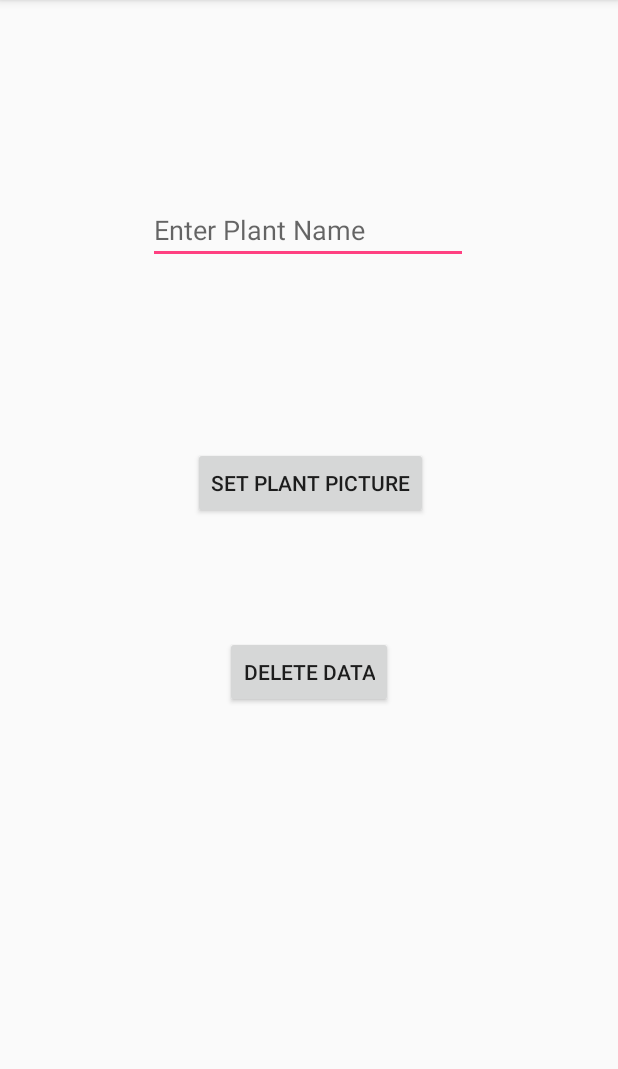
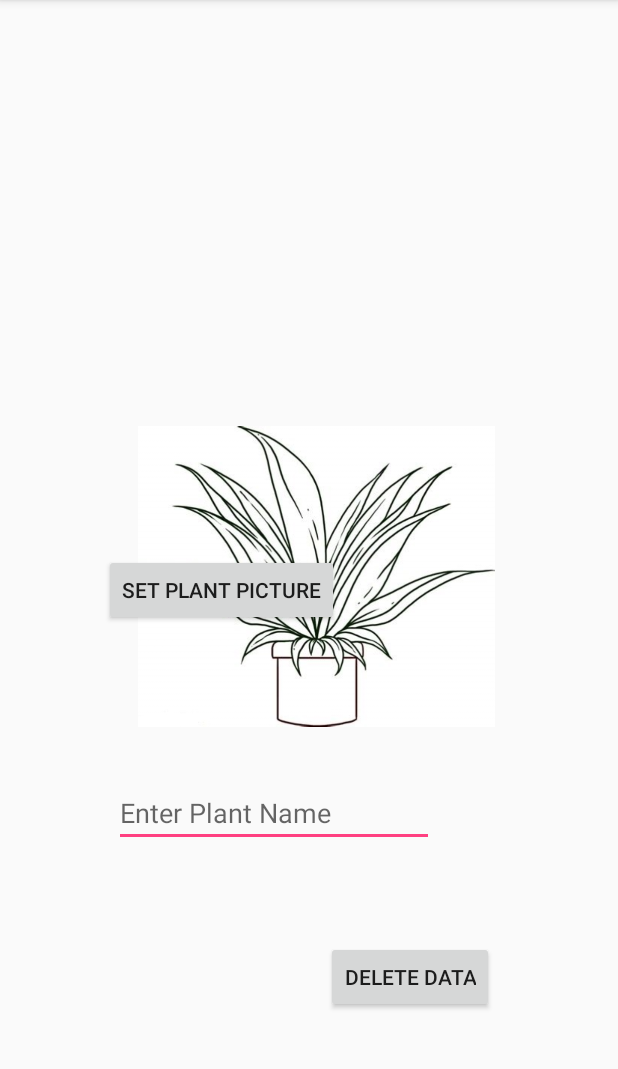
Before and after one commit to MattYu/EasyPlants, an Android app: the sensorOptionActivity screen opened directly, with no data from a screen before it, on a phone screen of 412 x 824 dp, the part 84-1153 px from its top. Run offline under Robolectric (Android 15) with nearby library versions, the phone set to English and light mode, and no system bars.

Commit message:
All new activities exist, but UI not aligned

```diff
--- a/EasyPlantsApp/app/src/main/java/com/example/gamingpc/easyplants/sensorOptionActivity.java
+++ b/EasyPlantsApp/app/src/main/java/com/example/gamingpc/easyplants/sensorOptionActivity.java
@@ -4,6 +4,9 @@ import android.support.v7.app.AppCompatActivity;
 import android.os.Bundle;
 
 public class sensorOptionActivity extends AppCompatActivity {
+
+    // Initialize the UI elements
+
 
     @Override
     protected void onCreate(Bundle savedInstanceState) {
--- a/EasyPlantsApp/app/src/main/res/layout/activity_sensor_option.xml
+++ b/EasyPlantsApp/app/src/main/res/layout/activity_sensor_option.xml
@@ -1,5 +1,5 @@
 <?xml version="1.0" encoding="utf-8"?>
-<android.support.constraint.ConstraintLayout xmlns:android="http://schemas.android.com/apk/res/android"
+<android.widget.RelativeLayout xmlns:android="http://schemas.android.com/apk/res/android"
     xmlns:app="http://schemas.android.com/apk/res-auto"
     xmlns:tools="http://schemas.android.com/tools"
     android:layout_width="match_parent"
@@ -10,49 +10,63 @@
         android:id="@+id/text_changeName"
         android:layout_width="wrap_content"
         android:layout_height="wrap_content"
-        android:layout_marginStart="84dp"
-        android:layout_marginLeft="84dp"
-        android:layout_marginTop="60dp"
-        android:layout_marginEnd="85dp"
-        android:layout_marginRight="85dp"
-        android:layout_marginBottom="25dp"
+        android:layout_alignParentStart="true"
+        android:layout_alignParentLeft="true"
+        android:layout_alignParentBottom="true"
+        android:layout_marginStart="76dp"
+        android:layout_marginLeft="76dp"
+        android:layout_marginBottom="203dp"
         android:ems="10"
         android:hint="Enter Plant Name"
         android:inputType="textPersonName"
         app:layout_constraintBottom_toTopOf="@+id/button_setPicture"
         app:layout_constraintEnd_toEndOf="parent"
-        app:layout_constraintStart_toStartOf="parent"
+        app:layout_constraintStart_toEndOf="@+id/imageView"
         app:layout_constraintTop_toTopOf="parent" />
 
     <Button
         android:id="@+id/button_setPicture"
         android:layout_width="wrap_content"
         android:layout_height="wrap_content"
-        android:layout_marginStart="113dp"
-        android:layout_marginLeft="113dp"
-        android:layout_marginTop="25dp"
-        android:layout_marginEnd="112dp"
-        android:layout_marginRight="112dp"
-        android:layout_marginBottom="351dp"
+        android:layout_alignParentTop="true"
+        android:layout_alignParentEnd="true"
+        android:layout_marginTop="369dp"
+        android:layout_marginEnd="186dp"
         android:text="Set Plant Picture"
         app:layout_constraintBottom_toBottomOf="parent"
         app:layout_constraintEnd_toEndOf="parent"
-        app:layout_constraintStart_toStartOf="parent"
+        app:layout_constraintStart_toEndOf="@+id/button_deleteData"
         app:layout_constraintTop_toBottomOf="@+id/text_changeName" />
 
     <Button
         android:id="@+id/button_deleteData"
         android:layout_width="wrap_content"
         android:layout_height="wrap_content"
-        android:layout_marginStart="135dp"
-        android:layout_marginLeft="135dp"
-        android:layout_marginTop="35dp"
-        android:layout_marginEnd="135dp"
-        android:layout_marginRight="135dp"
-        android:layout_marginBottom="253dp"
+        android:layout_alignBottom="@+id/imageView"
+        android:layout_alignParentStart="true"
+        android:layout_alignParentLeft="true"
+        android:layout_marginStart="217dp"
+        android:layout_marginLeft="217dp"
+        android:layout_marginBottom="-173dp"
         android:text="Delete Data"
         app:layout_constraintBottom_toBottomOf="parent"
-        app:layout_constraintEnd_toEndOf="parent"
+        app:layout_constraintEnd_toStartOf="@+id/button_setPicture"
         app:layout_constraintStart_toStartOf="parent"
-        app:layout_constraintTop_toBottomOf="@+id/button_setPicture" />
-</android.support.constraint.ConstraintLayout>
+        app:layout_constraintTop_toBottomOf="@+id/imageView" />
+
+    <ImageView
+        android:id="@+id/imageView"
+        android:layout_width="238dp"
+        android:layout_height="235dp"
+        android:layout_alignParentEnd="true"
+        android:layout_alignParentRight="true"
+        android:layout_alignParentBottom="true"
+        android:layout_marginEnd="82dp"
+        android:layout_marginRight="82dp"
+        android:layout_marginBottom="266dp"
+        app:layout_constraintBottom_toTopOf="@+id/button_deleteData"
+        app:layout_constraintEnd_toStartOf="@+id/text_changeName"
+        app:layout_constraintStart_toStartOf="parent"
+        app:layout_constraintTop_toTopOf="parent"
+        app:srcCompat="@drawable/plant_test" />
+</android.widget.RelativeLayout>
```
